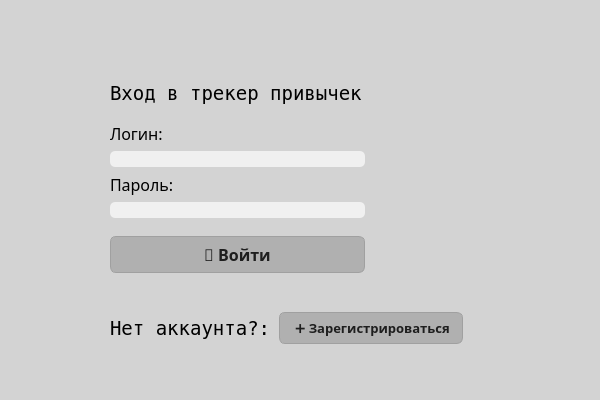
The window that Исходники/login_window.ui (karulny/TrackerHabit) describes before a commit, drawn with Qt 5.
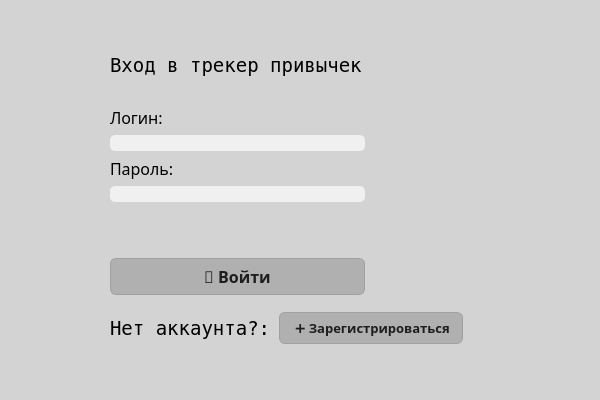
The same window after the commit. The open tabs and pages were chosen to show the change.

What changed in the file:
```diff
--- a/Исходники/login_window.ui
+++ b/Исходники/login_window.ui
@@ -105,9 +105,9 @@
      <property name="geometry">
       <rect>
        <x>110</x>
-       <y>82</y>
+       <y>54</y>
        <width>255</width>
-       <height>191</height>
+       <height>241</height>
       </rect>
      </property>
      <layout class="QVBoxLayout" name="verticalLayout">
@@ -202,6 +202,24 @@
         </property>
        </widget>
       </item>
+      <item>
+       <widget class="QLabel" name="labelError_2">
+        <property name="font">
+         <font>
+          <family>Noto Sans</family>
+          <pointsize>11</pointsize>
+          <weight>75</weight>
+          <bold>true</bold>
+         </font>
+        </property>
+        <property name="styleSheet">
+         <string notr="true">color: red;</string>
+        </property>
+        <property name="text">
+         <string/>
+        </property>
+       </widget>
+      </item>
       <item>
        <spacer name="verticalSpacer_3">
         <property name="orientation">
```
Left out of the diff: 20 changed lines with no effect on the pictures.
